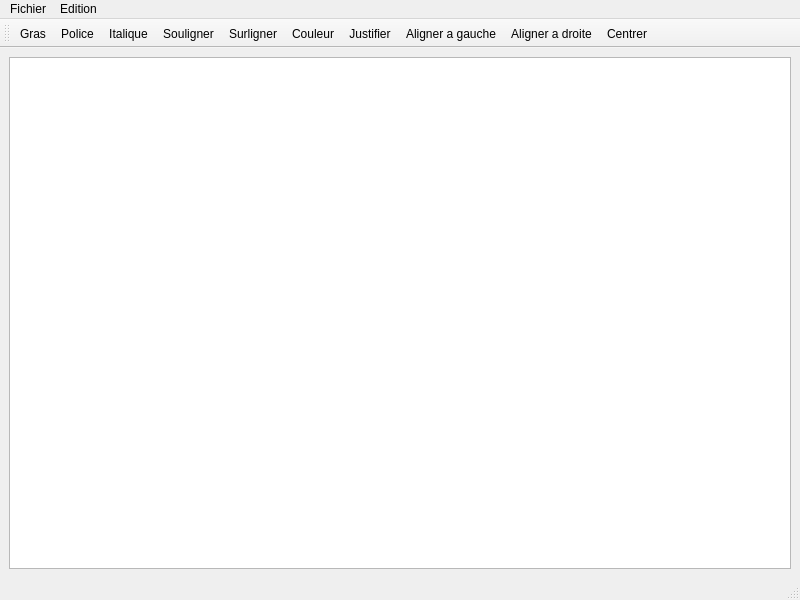
First picture: the form in mainwindow.ui, repository yann-madry/livre-dont-vous-etes-le-heros, before the edit.
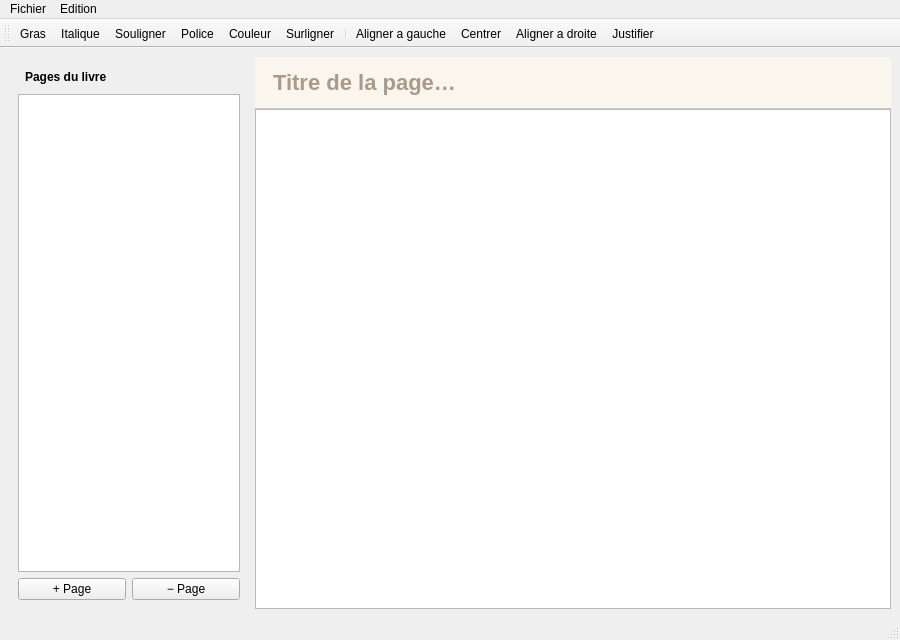
Second picture: the form after the edit. Icons and pictures are not drawn.

Commit message: Fix export HTML

Patch:
```diff
--- a/mainwindow.ui
+++ b/mainwindow.ui
@@ -6,17 +6,91 @@
    <rect>
     <x>0</x>
     <y>0</y>
-    <width>800</width>
-    <height>600</height>
+    <width>900</width>
+    <height>640</height>
    </rect>
   </property>
   <property name="windowTitle">
    <string>MainWindow</string>
   </property>
   <widget class="QWidget" name="centralwidget">
-   <layout class="QVBoxLayout" name="verticalLayout">
+   <layout class="QHBoxLayout" name="layoutCentral">
     <item>
-     <widget class="QTextEdit" name="editeur"/>
+     <widget class="QWidget" name="panneauGauche" native="true">
+      <property name="maximumSize">
+       <size>
+        <width>240</width>
+        <height>16777215</height>
+       </size>
+      </property>
+      <layout class="QVBoxLayout" name="layoutGauche">
+       <item>
+        <widget class="QLabel" name="labelPages">
+         <property name="text">
+          <string>Pages du livre</string>
+         </property>
+         <property name="styleSheet">
+          <string notr="true">font-weight:bold; padding:4px;</string>
+         </property>
+        </widget>
+       </item>
+       <item>
+        <widget class="QListWidget" name="listePages"/>
+       </item>
+       <item>
+        <layout class="QHBoxLayout" name="layoutBoutonsPages">
+         <item>
+          <widget class="QPushButton" name="btnNouvellePage">
+           <property name="text">
+            <string>+ Page</string>
+           </property>
+          </widget>
+         </item>
+         <item>
+          <widget class="QPushButton" name="btnSupprimerPage">
+           <property name="text">
+            <string>− Page</string>
+           </property>
+          </widget>
+         </item>
+        </layout>
+       </item>
+      </layout>
+     </widget>
+    </item>
+    <item>
+     <widget class="QWidget" name="panneauDroit" native="true">
+      <layout class="QVBoxLayout" name="layoutDroit">
+       <property name="spacing">
+        <number>0</number>
+       </property>
+       <property name="leftMargin">
+        <number>0</number>
+       </property>
+       <property name="topMargin">
+        <number>0</number>
+       </property>
+       <property name="rightMargin">
+        <number>0</number>
+       </property>
+       <property name="bottomMargin">
+        <number>0</number>
+       </property>
+       <item>
+        <widget class="QLineEdit" name="titre">
+         <property name="placeholderText">
+          <string>Titre de la page…</string>
+         </property>
+         <property name="styleSheet">
+          <string notr="true">QLineEdit { font-size:22px; font-weight:bold; color:#5a3d23; padding:12px 16px; border:none; border-bottom:1px solid #ccc; background:#faf6ee; }</string>
+         </property>
+        </widget>
+       </item>
+       <item>
+        <widget class="QTextEdit" name="editeur"/>
+       </item>
+      </layout>
+     </widget>
     </item>
    </layout>
   </widget>
@@ -25,7 +99,7 @@
     <rect>
      <x>0</x>
      <y>0</y>
-     <width>800</width>
+     <width>900</width>
      <height>30</height>
     </rect>
    </property>
@@ -60,7 +134,7 @@
     <string>toolBar</string>
    </property>
    <property name="toolButtonStyle">
-    <enum>Qt::ToolButtonStyle::ToolButtonTextBesideIcon</enum>
+    <enum>Qt::ToolButtonStyle::ToolButtonIconOnly</enum>
    </property>
    <attribute name="toolBarArea">
     <enum>TopToolBarArea</enum>
@@ -69,15 +143,16 @@
     <bool>false</bool>
    </attribute>
    <addaction name="actionGras"/>
-   <addaction name="actionPolice"/>
    <addaction name="actionItalique"/>
    <addaction name="actionSouligner"/>
-   <addaction name="actionSurligner"/>
+   <addaction name="actionPolice"/>
    <addaction name="actionCouleur"/>
-   <addaction name="actionJustifi"/>
+   <addaction name="actionSurligner"/>
+   <addaction name="separator"/>
    <addaction name="actionAligner_a_gauche"/>
-   <addaction name="actionAligner_a_droite"/>
    <addaction name="actionCentrer"/>
+   <addaction name="actionAligner_a_droite"/>
+   <addaction name="actionJustifi"/>
   </widget>
   <action name="actionNouveau">
    <property name="checkable">
@@ -137,9 +212,6 @@
    <property name="text">
     <string>Gras</string>
    </property>
-   <property name="iconText">
-    <string>Gras</string>
-   </property>
   </action>
   <action name="actionItalique">
    <property name="icon">
```
Left out of the diff: 67 changed lines with no effect on the pictures. The commit also changes 2 other files.
